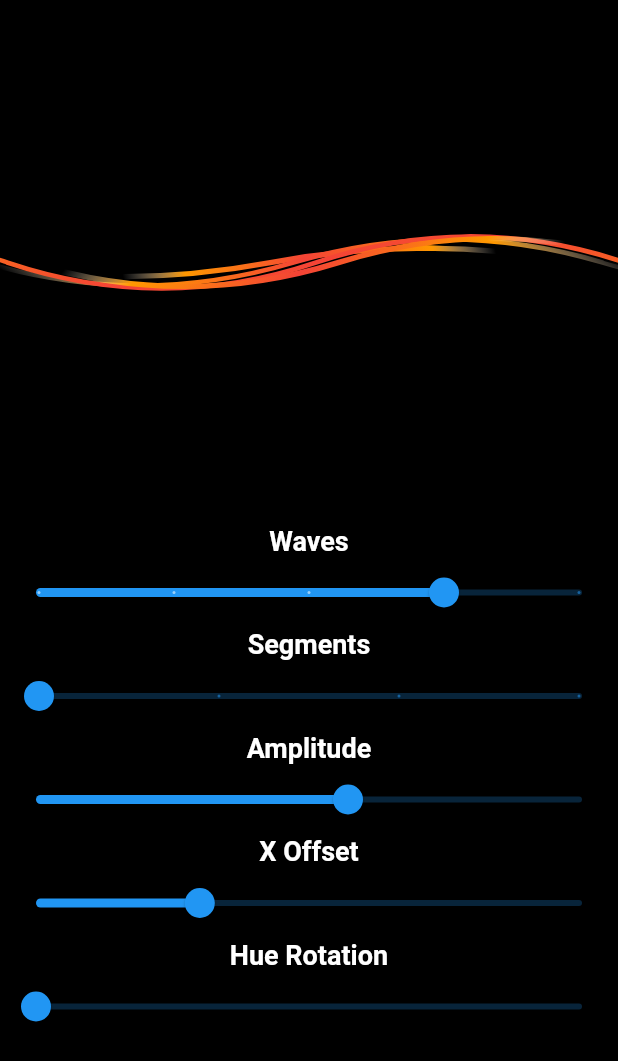
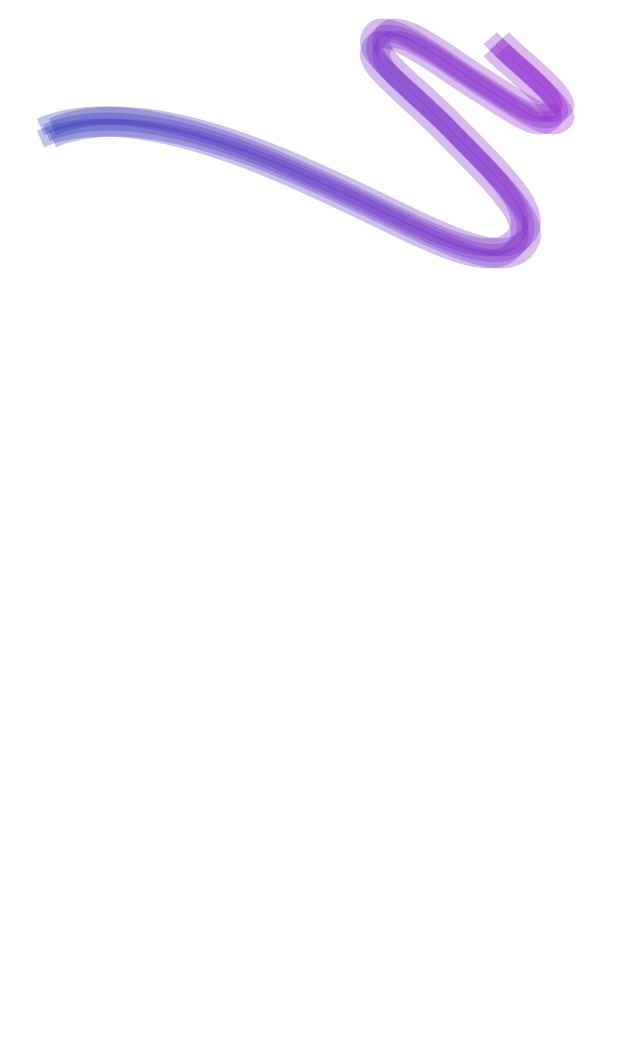
Before and after one commit to marco906/FloatingWaves, a Flutter app: the screen it shows after launch, on a phone screen of 412 x 824 dp. Shown: the top 1061 px of the screen. Run offline on Flutter 3.47's test engine with Material 2 defaults, Android fonts, the phone set to English and light mode, and no system bars.

Commit message:
testing new layouts

```diff
--- a/lib/main.dart
+++ b/lib/main.dart
@@ -1,4 +1,5 @@
 import 'package:flutter/material.dart';
+import 'package:waves/wave_painter2.dart';
 import 'wave_painter.dart';
 import 'dart:math';
 
@@ -13,10 +14,30 @@ class MyApp extends StatelessWidget {
       theme: ThemeData(
         primarySwatch: Colors.blue,
       ),
-      home: const WaveDemo(),
+      home: const WaveDemo2(),
     );
   }
 }
+
+class WaveDemo2 extends StatelessWidget
+{
+  const WaveDemo2({Key? key}) : super(key: key);
+  final double width = 350;
+
+  @override
+  Widget build(BuildContext context) {
+  return
+    Column(
+      children: [
+        CustomPaint(
+        size: Size(width,(width*0.583)),
+        painter: WavePinter2(),
+        ),
+      ],
+    );
+  }
+}
+
 
 class WaveDemo extends StatefulWidget {
   const WaveDemo({Key? key}) : super(key: key);
```
Also changed, not shown: lib/wave_painter2.dart (added, +50 -0 lines).
